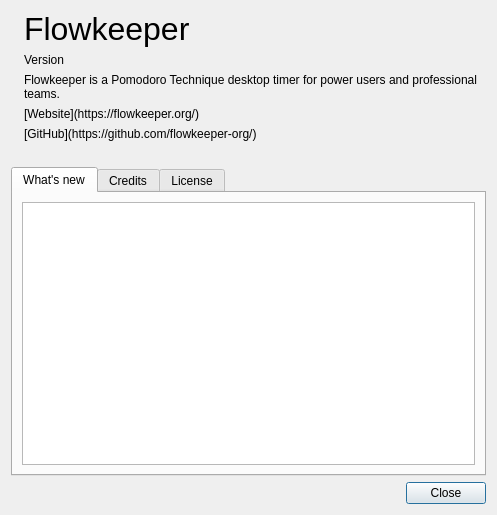
Before: the Qt Designer form res/common/about.ui in flowkeeper-org/fk-desktop, drawn with Qt 5.
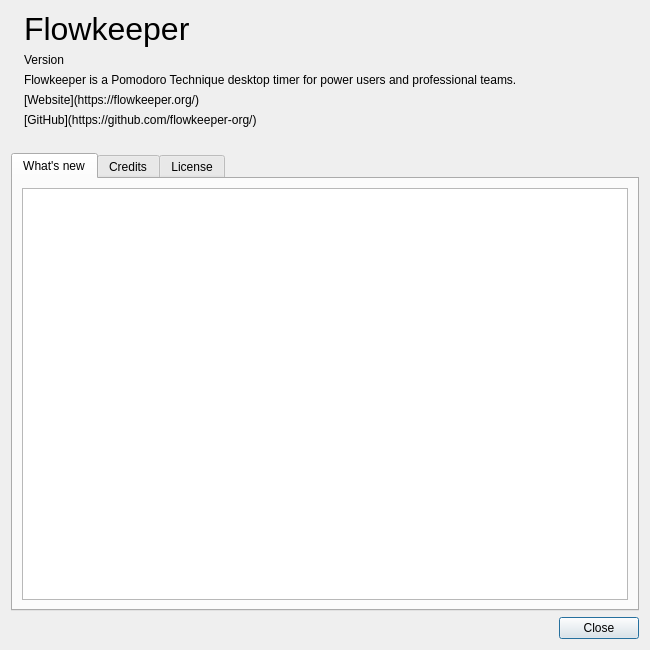
After: the same form once the commit is applied. Icons and pictures are not drawn.

The edit to the form file:
```diff
--- a/res/common/about.ui
+++ b/res/common/about.ui
@@ -6,8 +6,8 @@
    <rect>
     <x>0</x>
     <y>0</y>
-    <width>497</width>
-    <height>515</height>
+    <width>650</width>
+    <height>650</height>
    </rect>
   </property>
   <property name="windowTitle">
```
